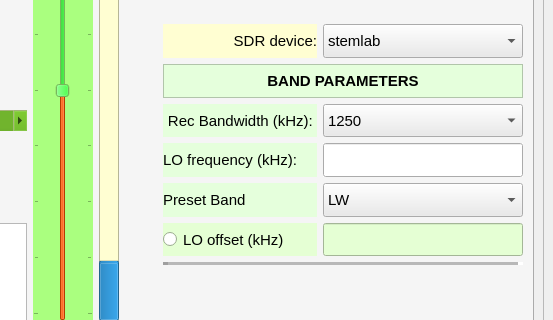
Old version of the form sources/core/ressources/COHIWizard_GUI_v10_scrollhv_skin_1.ui in the repository hermy-sf/COHIWizard; both pictures show x 592 to 1145 and y 324 to 644 of the 1145 by 944 pixel window.
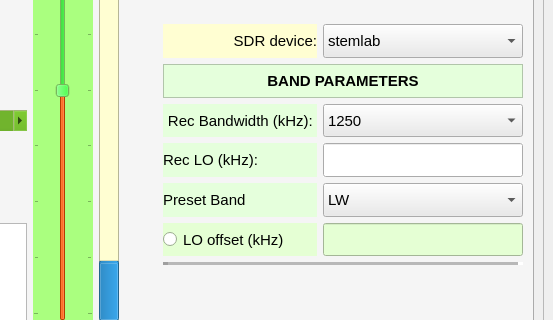
New version of the form. Icons and pictures are not drawn. Custom widgets are drawn as their Qt base class.

Diff of the .ui file:
```diff
--- a/sources/core/ressources/COHIWizard_GUI_v10_scrollhv_skin_1.ui
+++ b/sources/core/ressources/COHIWizard_GUI_v10_scrollhv_skin_1.ui
@@ -3661,7 +3661,7 @@
                  <bool>true</bool>
                 </property>
                 <property name="text">
-                 <string>LO frequency (kHz): </string>
+                 <string>Rec LO (kHz): </string>
                 </property>
                 <property name="alignment">
                  <set>Qt::AlignLeading|Qt::AlignLeft|Qt::AlignVCenter</set>
```
